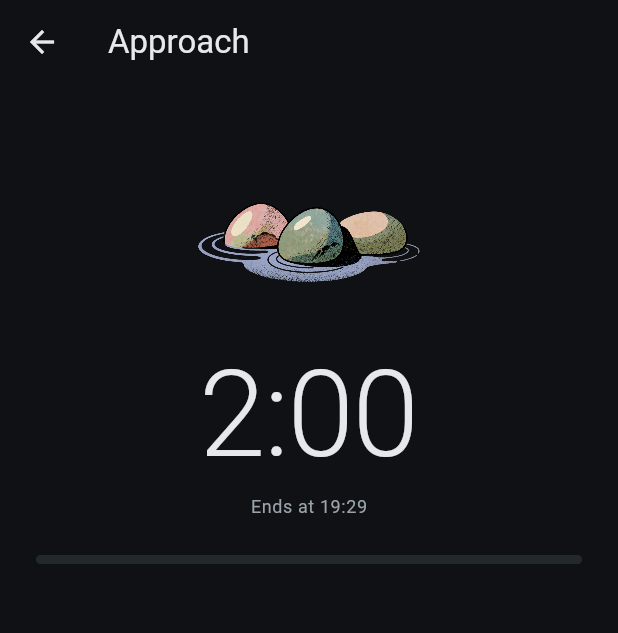
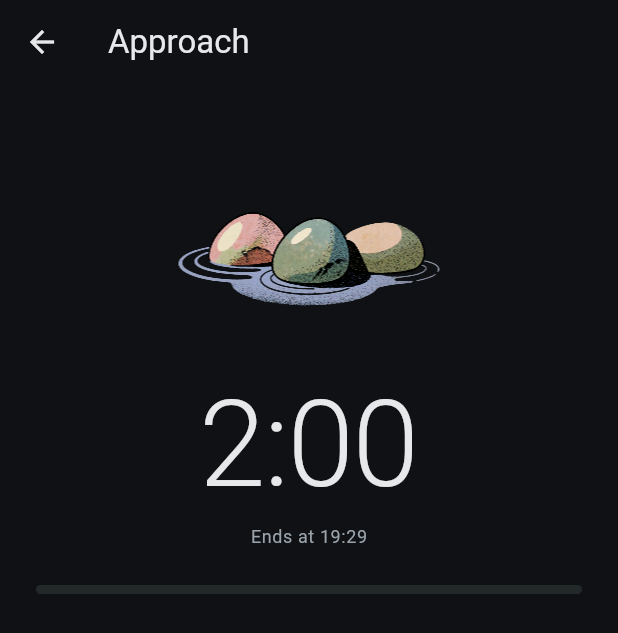
Before and after one commit to mihok/depress-o-buster, a Flutter app: the TimerView screen opened directly, on a phone screen of 412 x 824 dp. Shown: the top 633 px of the screen. Run offline on Flutter 3.47's test engine with Material 3 defaults, Android fonts, the phone set to English and light mode, and no system bars; our stand-ins replace audioplayers, clock, drift, drift_flutter, flutter_local_notifications, flutter_riverpod and 5 more; accounts and stored records are empty; generated files the repository leaves out were written again.

Commit message:
Timer illustrations a little taller for the paintings
Co-Authored-By: Claude Fable 5.1 <noreply@anthropic.com>
Claude-Session: https://claude.ai/code/session_01PaoFeeh7YunX14WNd6GfeR

```diff
--- a/lib/ui/timer/timer_view.dart
+++ b/lib/ui/timer/timer_view.dart
@@ -59,7 +59,7 @@ class TimerView extends ConsumerWidget {
                     if (!finished) ...[
                       AppIllustration(
                         state.isApproach ? Illustration.pathAhead : Illustration.restMoon,
-                        height: 112,
+                        height: 132,
                         opacity: state.isPaused ? 0.6 : 1,
                       ),
                       const SizedBox(height: 20),
@@ -135,7 +135,7 @@ class _FinishedPanelState extends ConsumerState<_FinishedPanel> {
               : widget.state.phase.isRest
                   ? Illustration.stoneDawn
                   : Illustration.rippleDone,
-          height: 112,
+          height: 132,
         ),
         const SizedBox(height: 20),
         Text(
```
